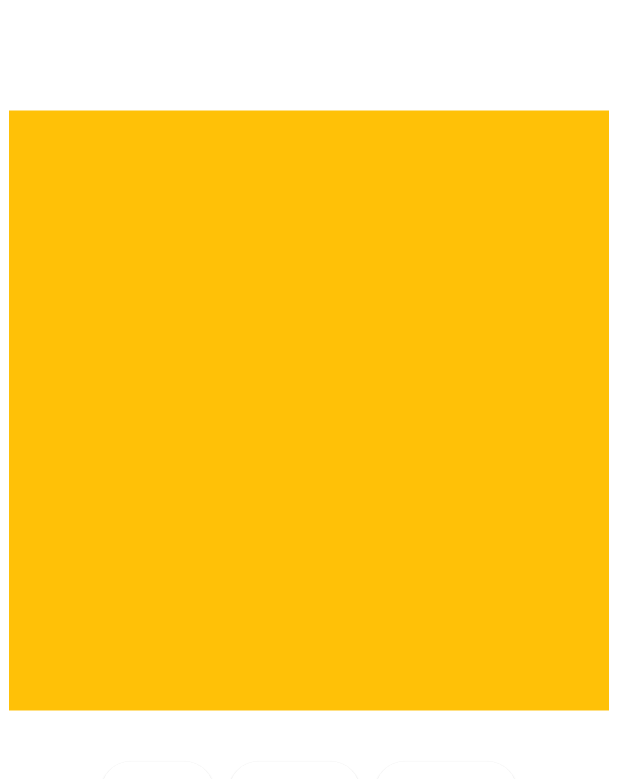
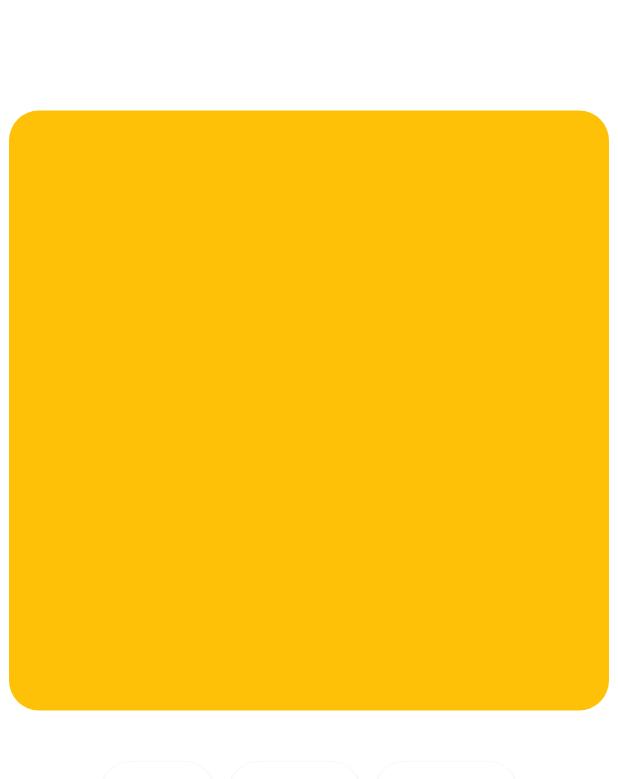
Before and after one commit to KSHoon522/SwipingCards, a Flutter app: the ExplicitAnimationsScreen screen opened directly, on a phone screen of 412 x 824 dp. Shown: the part 191-970 px from the top of the screen. Run offline on Flutter 3.47's test engine with Material 3 defaults, Android fonts, the phone set to English and light mode, and no system bars.

Commit message:
Explicit Widgets

```diff
--- a/lib/screens/explicit_animations_screen.dart
+++ b/lib/screens/explicit_animations_screen.dart
@@ -15,9 +15,30 @@
     duration: const Duration(seconds: 2),
   );
 
-  late final Animation<Color?> _color = ColorTween(
-    begin: Colors.amber,
-    end: Colors.red,
+  late final Animation<Decoration> _decoration = DecorationTween(
+    begin: BoxDecoration(
+      color: Colors.amber,
+      borderRadius: BorderRadius.circular(20),
+    ),
+    end: BoxDecoration(
+      color: Colors.red,
+      borderRadius: BorderRadius.circular(120),
+    ),
+  ).animate(_animationController);
+
+  late final Animation<double> _rotation = Tween(
+    begin: 0.0,
+    end: 2.0,
+  ).animate(_animationController);
+
+  late final Animation<double> _scale = Tween(
+    begin: 1.0,
+    end: 0.5,
+  ).animate(_animationController);
+
+  late final Animation<Offset> _offset = Tween(
+    begin: Offset.zero,
+    end: const Offset(0, -0.2),
   ).animate(_animationController);
 
   void _play() {
@@ -33,8 +54,9 @@
   }
 
   @override
-  void initState() {
-    super.initState();
+  void dispose() {
+    _animationController.dispose();
+    super.dispose();
   }
 
   @override
@@ -47,15 +69,21 @@
         child: Column(
           mainAxisAlignment: MainAxisAlignment.center,
           children: [
-            AnimatedBuilder(
-              animation: _color,
-              builder: (context, child) {
-                return Container(
-                  color: _color.value,
-                  width: 400,
-                  height: 400,
-                );
-              },
+            SlideTransition(
+              position: _offset,
+              child: ScaleTransition(
+                scale: _scale,
+                child: RotationTransition(
+                  turns: _rotation,
+                  child: DecoratedBoxTransition(
+                    decoration: _decoration,
+                    child: const SizedBox(
+                      height: 400,
+                      width: 400,
+                    ),
+                  ),
+                ),
+              ),
             ),
             const SizedBox(
               height: 30,
```
